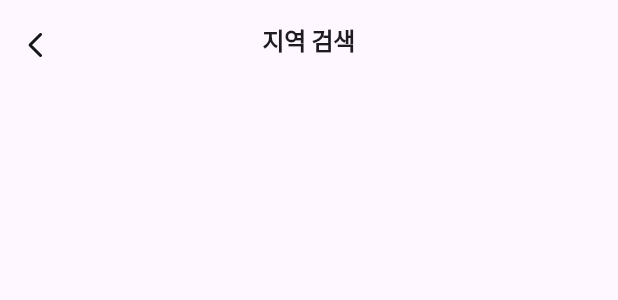
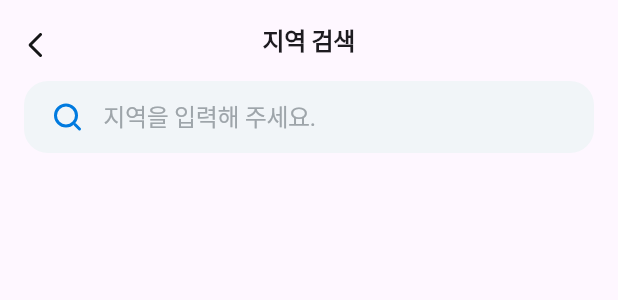
Before and after one commit to CHOISHO/avocado, a Flutter app: the SearchDistrictView widget shown alone on an empty page, opened directly, on a phone screen of 412 x 824 dp. Shown: the top 300 px of the screen. Run offline on Flutter 3.47's test engine with Material 3 defaults, Android fonts, the phone set to English and light mode, and no system bars; our stand-ins replace flutter_dotenv, flutter_svg, freezed_annotation, geocoding, geolocator, hooks_riverpod and 3 more; missing offline and left inert: xml2json; generated files the repository leaves out were written again; Roboto replaces fonts that are missing (Pretendard).

Commit message:
Add: 지역 검색 텍스트 필드

```diff
--- a/lib/feature/view/search_district_view.dart
+++ b/lib/feature/view/search_district_view.dart
@@ -3,6 +3,7 @@ import 'package:flutter/material.dart';
 import 'package:flutter_svg/flutter_svg.dart';
 import 'package:hooks_riverpod/hooks_riverpod.dart';
 
+import 'package:avocado/config/avocado_colors.dart';
 import 'package:avocado/config/text_theme.dart';
 
 class SearchDistrictView extends HookConsumerWidget {
@@ -12,7 +13,9 @@ class SearchDistrictView extends HookConsumerWidget {
     return Container(
       padding: const EdgeInsets.only(top: 6),
       height: MediaQuery.of(context).size.height - MediaQuery.of(context).padding.top,
-        child: Stack(
+      child: Column(
+        children: [
+          Stack(
             children: [
               Row(
                 mainAxisAlignment: MainAxisAlignment.center,
@@ -26,8 +29,45 @@ class SearchDistrictView extends HookConsumerWidget {
                   )
                 ],
               ),
-            Positioned(child: IconButton(onPressed: () {}, icon: SvgPicture.asset('assets/icons/arrow_left.svg')))
+              Positioned(child: IconButton(onPressed: () {}, icon: SvgPicture.asset('assets/icons/arrow_left.svg'))),
             ],
-        ));
+          ),
+          Column(
+            children: [
+              Container(
+                width: double.infinity,
+                margin: const EdgeInsets.only(left: 16, right: 16),
+                padding: const EdgeInsets.only(left: 5),
+                decoration: BoxDecoration(
+                  color: AvocadoColors.grey05,
+                  borderRadius: BorderRadius.circular(16),
+                ),
+                child: Row(
+                  children: [
+                    IconButton(
+                      onPressed: () {},
+                      icon: SvgPicture.asset('assets/icons/search.svg'),
+                    ),
+                    Expanded(
+                      child: TextField(
+                        cursorColor: AvocadoColors.main,
+                        cursorWidth: 1,
+                        decoration: InputDecoration(
+                          border: InputBorder.none,
+                          hintText: '지역을 입력해 주세요.',
+                          hintStyle: context.textThemeBody1.copyWith(
+                            color: AvocadoColors.grey04,
+                          ),
+                        ),
+                      ),
+                    )
+                  ],
+                ),
+              ),
+            ],
+          )
+        ],
+      ),
+    );
   }
 }
--- a/lib/main.dart
+++ b/lib/main.dart
@@ -3,7 +3,6 @@ import 'package:flutter/material.dart';
 import 'package:flutter_dotenv/flutter_dotenv.dart';
 import 'package:hooks_riverpod/hooks_riverpod.dart';
 
-import 'package:avocado/config/avocado_colors.dart';
 import 'package:avocado/config/text_theme.dart';
 import 'package:avocado/feature/view/home_view.dart';
 import 'package:avocado/routes.dart';
```
Lines whose indentation alone changed are shown as unchanged.
